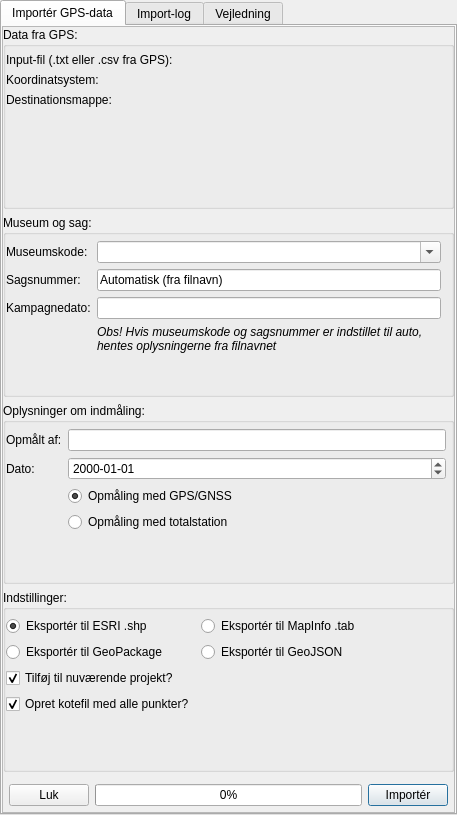
Qt form felt_tegn/felt_tegn_ui.ui (archaeodav/felttegn) before a commit.
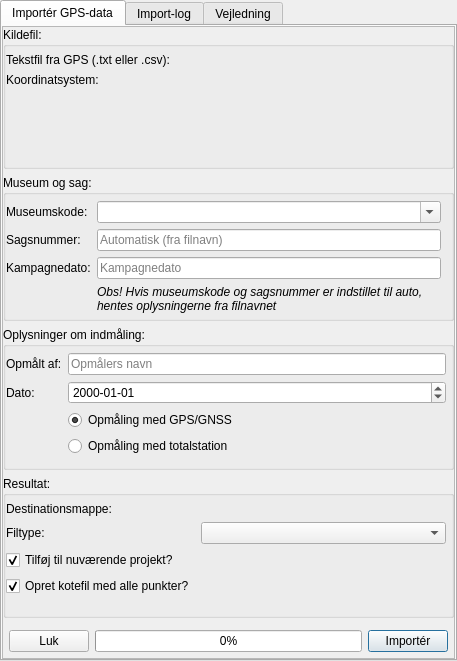
The same form after that commit. Custom widgets are drawn as their Qt base class.

Commit message: Changed file format to ComboBox

What changed in the file:
```diff
--- a/felt_tegn/felt_tegn_ui.ui
+++ b/felt_tegn/felt_tegn_ui.ui
@@ -7,7 +7,7 @@
     <x>0</x>
     <y>0</y>
     <width>457</width>
-    <height>815</height>
+    <height>661</height>
    </rect>
   </property>
   <property name="maximumSize">
@@ -71,7 +71,7 @@
                   <x>0</x>
                   <y>0</y>
                   <width>445</width>
-                  <height>774</height>
+                  <height>620</height>
                  </rect>
                 </property>
                 <layout class="QVBoxLayout" name="verticalLayout_5">
@@ -99,7 +99,7 @@
                     <string notr="true"/>
                    </property>
                    <property name="title">
-                    <string>Data fra GPS: </string>
+                    <string>Kildefil: </string>
                    </property>
                    <property name="flat">
                     <bool>false</bool>
@@ -128,7 +128,7 @@
                       <item row="0" column="0">
                        <widget class="QLabel" name="label">
                         <property name="text">
-                         <string>Input-fil (.txt eller .csv fra GPS):</string>
+                         <string>Tekstfil fra GPS (.txt eller .csv):</string>
                         </property>
                        </widget>
                       </item>
@@ -145,16 +145,6 @@
                       <item row="1" column="1">
                        <widget class="QgsProjectionSelectionWidget" name="mQgsProjectionSelectionWidget"/>
                       </item>
-                      <item row="2" column="0">
-                       <widget class="QLabel" name="label_3">
-                        <property name="text">
-                         <string>Destinationsmappe:</string>
-                        </property>
-                       </widget>
-                      </item>
-                      <item row="2" column="1">
-                       <widget class="QgsFileWidget" name="outputTargetDir"/>
-                      </item>
                      </layout>
                     </item>
                    </layout>
@@ -216,6 +206,9 @@
                       <item row="1" column="1">
                        <widget class="QLineEdit" name="SagsNummer">
                         <property name="text">
+                         <string/>
+                        </property>
+                        <property name="placeholderText">
                          <string>Automatisk (fra filnavn)</string>
                         </property>
                        </widget>
@@ -228,7 +221,11 @@
                        </widget>
                       </item>
                       <item row="2" column="1">
-                       <widget class="QLineEdit" name="kDato"/>
+                       <widget class="QLineEdit" name="kDato">
+                        <property name="placeholderText">
+                         <string>Kampagnedato</string>
+                        </property>
+                       </widget>
                       </item>
                       <item row="3" column="1">
                        <widget class="QLabel" name="label_8">
@@ -257,7 +254,7 @@
                  <item>
                   <widget class="QGroupBox" name="groupBox_3">
                    <property name="title">
-                    <string>Oplysninger om indmåling: </string>
+                    <string>Oplysninger om indmåling:    </string>
                    </property>
                    <layout class="QGridLayout" name="gridLayout_4">
                     <property name="leftMargin">
@@ -294,7 +291,11 @@
                        </widget>
                       </item>
                       <item row="0" column="1">
-                       <widget class="QLineEdit" name="hvem"/>
+                       <widget class="QLineEdit" name="hvem">
+                        <property name="placeholderText">
+                         <string>Opmålers navn</string>
+                        </property>
+                       </widget>
                       </item>
                       <item row="1" column="0">
                        <widget class="QLabel" name="dato">
@@ -335,7 +336,7 @@
                  <item>
                   <widget class="QGroupBox" name="groupBox_4">
                    <property name="title">
-                    <string>Indstillinger: </string>
+                    <string>Resultat: </string>
                    </property>
                    <layout class="QGridLayout" name="gridLayout_5">
                     <property name="leftMargin">
@@ -365,38 +366,24 @@
                        <number>0</number>
                       </property>
                       <item row="0" column="0">
-                       <widget class="QRadioButton" name="radioButton_shp">
+                       <widget class="QLabel" name="label_3">
                         <property name="text">
-                         <string>Eksportér til ESRI .shp</string>
-                        </property>
-                        <property name="checked">
-                         <bool>true</bool>
-                        </property>
-                        <property name="autoExclusive">
-                         <bool>true</bool>
+                         <string>Destinationsmappe:</string>
                         </property>
                        </widget>
                       </item>
                       <item row="0" column="1">
-                       <widget class="QRadioButton" name="radioButton_tab">
-                        <property name="text">
-                         <string>Eksportér til MapInfo .tab</string>
-                        </property>
-                       </widget>
+                       <widget class="QgsFileWidget" name="outputTargetDir"/>
                       </item>
                       <item row="1" column="0">
-                       <widget class="QRadioButton" name="radioButton_gp">
+                       <widget class="QLabel" name="label_4">
                         <property name="text">
-                         <string>Eksportér til GeoPackage</string>
+                         <string>Filtype: </string>
                         </property>
                        </widget>
                       </item>
                       <item row="1" column="1">
-                       <widget class="QRadioButton" name="radioButton_gjson">
-                        <property name="text">
-                         <string>Eksportér til GeoJSON</string>
-                        </property>
-                       </widget>
+                       <widget class="QComboBox" name="filetypeCombo"/>
                       </item>
                       <item row="2" column="0">
                        <widget class="QCheckBox" name="chk_addfiles">
```
Left out of the diff: 18 changed lines with no effect on the pictures. The commit also changes 2 other files.
